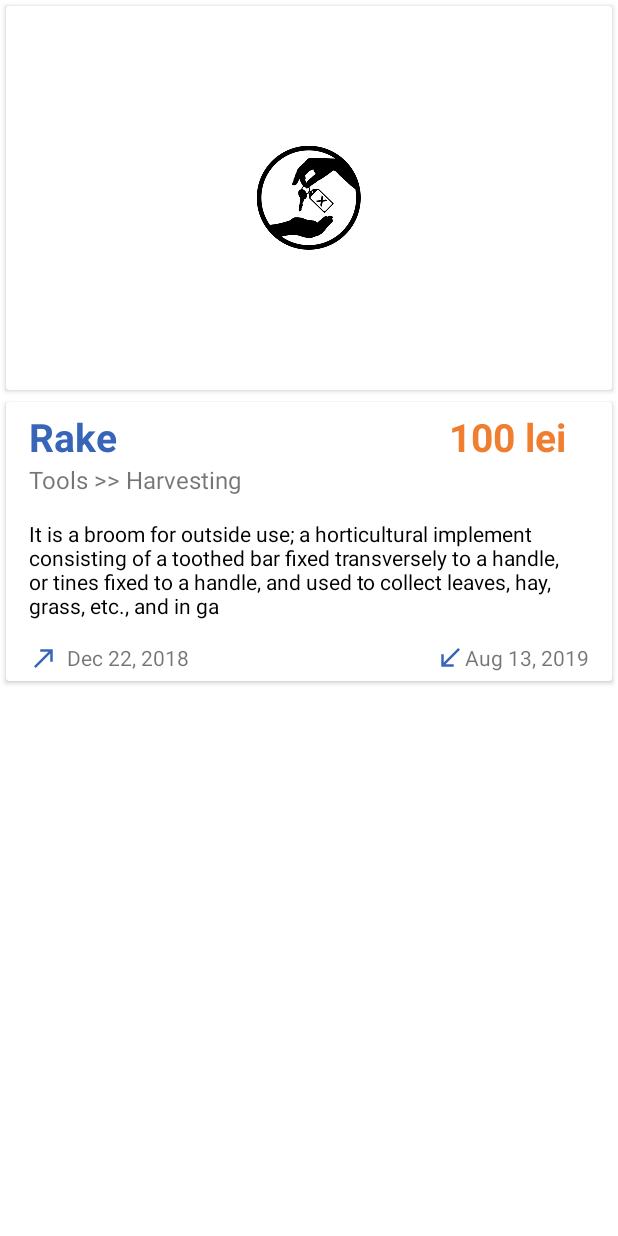
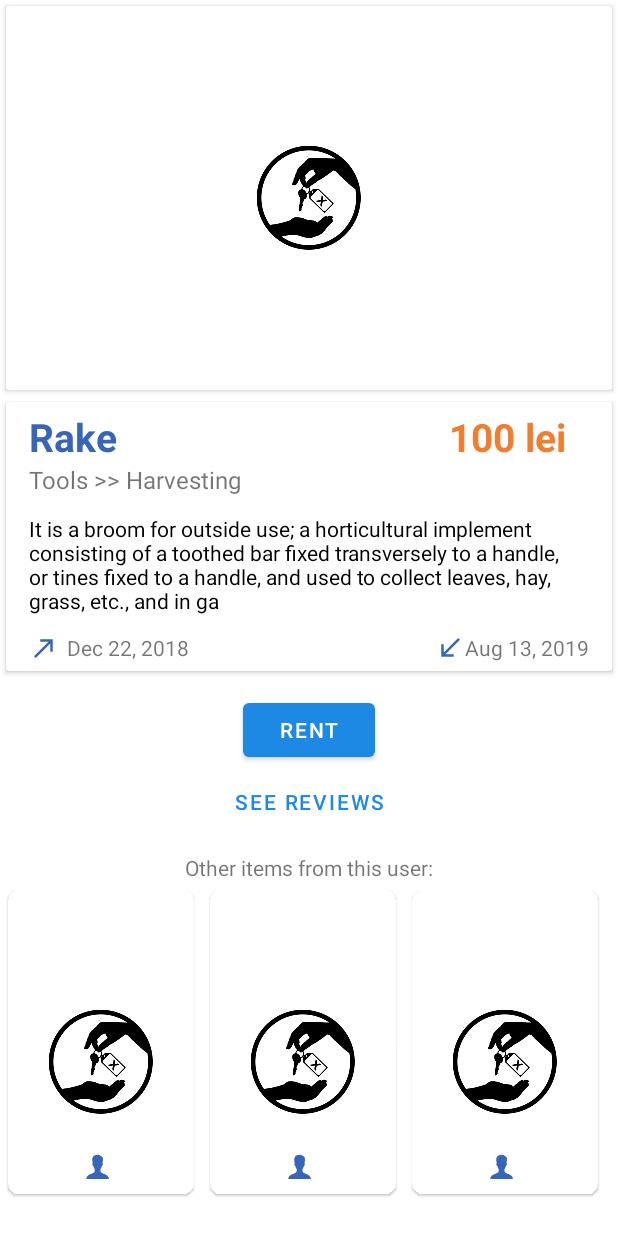
Before and after one commit to ValeriuLanga/Collective_Project_934, an Android app: the layout fragment_details.xml on its own in the app's theme, with its tools: preview values and no code run, on a phone screen of 412 x 824 dp. Run offline under Robolectric (Android 15) with nearby library versions, the phone set to English and light mode, and no system bars.

Commit message:
Implemented details screen

```diff
--- a/ItemRental-Android/app/src/main/res/layout/fragment_details.xml
+++ b/ItemRental-Android/app/src/main/res/layout/fragment_details.xml
@@ -27,6 +27,7 @@
     </androidx.cardview.widget.CardView>
 
     <androidx.cardview.widget.CardView
+        android:id="@+id/detailsCardView"
         android:layout_width="match_parent"
         android:layout_height="wrap_content"
         android:layout_marginLeft="4dp"
@@ -71,8 +72,8 @@
                 android:id="@+id/itemCategoryTextView"
                 android:layout_width="wrap_content"
                 android:layout_height="wrap_content"
+                android:text="Tools >> Harvesting"
                 android:textSize="16sp"
-                android:text="Tools >> Harvesting"
                 app:layout_constraintStart_toStartOf="@id/itemTitle"
                 app:layout_constraintTop_toBottomOf="@id/itemTitle" />
 
@@ -80,12 +81,12 @@
                 android:id="@+id/itemDescriptionTextView"
                 android:layout_width="0dp"
                 android:layout_height="wrap_content"
-                android:layout_marginTop="15dp"
+                android:layout_marginTop="12dp"
                 android:hint="@string/description"
                 android:maxLength="200"
-                android:textColor="@color/black"
                 android:maxLines="10"
                 android:text="It is a broom for outside use; a horticultural implement consisting of a toothed bar fixed transversely to a handle, or tines fixed to a handle, and used to collect leaves, hay, grass, etc., and in gardening, for loosening the soil, light weeding and levelling, removing dead grass from lawns, and generally for purposes performed in agriculture by the harrow."
+                android:textColor="@color/black"
                 app:layout_constraintEnd_toEndOf="@id/itemPrice"
                 app:layout_constraintStart_toStartOf="@id/itemCategoryTextView"
                 app:layout_constraintTop_toBottomOf="@id/itemCategoryTextView" />
@@ -94,21 +95,22 @@
                 android:id="@+id/toRentIcon"
                 android:layout_width="20dp"
                 android:layout_height="20dp"
-                android:layout_marginTop="15dp"
+                android:layout_marginTop="12dp"
                 android:src="@drawable/ic_to_rent"
                 android:tint="@color/colorPrimaryDark"
                 tools:ignore="ContentDescription"
+                tools:layout_editor_absoluteY="204dp"
                 app:layout_constraintStart_toStartOf="@id/itemDescriptionTextView"
-                app:layout_constraintTop_toBottomOf="@id/itemDescriptionTextView" />
+                app:layout_constraintTop_toBottomOf="@id/itemDescriptionTextView"/>
 
             <TextView
                 android:id="@+id/itemStartTimeTextView"
                 android:layout_width="wrap_content"
                 android:layout_height="wrap_content"
                 android:layout_marginStart="5dp"
+                android:text="Dec 22, 2018"
                 app:layout_constraintStart_toEndOf="@id/toRentIcon"
-                app:layout_constraintTop_toTopOf="@id/toRentIcon"
-                android:text="Dec 22, 2018" />
+                app:layout_constraintTop_toTopOf="@id/toRentIcon" />
 
             <ImageView
                 android:id="@+id/toReceiveIcon"
@@ -116,21 +118,63 @@
                 android:layout_height="20dp"
                 android:src="@drawable/ic_to_receive"
                 android:tint="@color/colorPrimaryDark"
-                tools:ignore="ContentDescription"
+                app:layout_constraintBottom_toBottomOf="parent"
                 app:layout_constraintEnd_toStartOf="@id/itemEndTimeTextView"
-                app:layout_constraintBottom_toBottomOf="parent" />
+                tools:ignore="ContentDescription" />
 
             <TextView
                 android:id="@+id/itemEndTimeTextView"
                 android:layout_width="wrap_content"
                 android:layout_height="wrap_content"
                 android:layout_marginStart="5dp"
+                android:text="Aug 13, 2019"
                 app:layout_constraintEnd_toEndOf="parent"
-                app:layout_constraintTop_toTopOf="@id/toReceiveIcon"
-                android:text="Aug 13, 2019" />
+                app:layout_constraintTop_toTopOf="@id/toReceiveIcon" />
 
         </androidx.constraintlayout.widget.ConstraintLayout>
 
     </androidx.cardview.widget.CardView>
 
+    <com.google.android.material.button.MaterialButton
+        android:id="@+id/rentButton"
+        android:layout_width="wrap_content"
+        android:layout_height="wrap_content"
+        android:layout_gravity="center_horizontal"
+        android:layout_marginTop="15dp"
+        android:text="@string/button_rent"
+        app:layout_constraintEnd_toEndOf="parent"
+        app:layout_constraintStart_toStartOf="parent"
+        app:layout_constraintTop_toBottomOf="@id/detailsCardView" />
+
+    <com.google.android.material.button.MaterialButton
+        android:id="@+id/seeReviewsButton"
+        style="@style/Widget.MaterialComponents.Button.TextButton"
+        android:layout_width="wrap_content"
+        android:layout_height="wrap_content"
+        android:layout_toEndOf="@id/registerTextView"
+        android:text="@string/button_see_reviews"
+        app:layout_constraintEnd_toEndOf="parent"
+        app:layout_constraintStart_toStartOf="parent"
+        app:layout_constraintTop_toBottomOf="@id/rentButton" />
+
+
+    <TextView
+        android:id="@+id/otherItemsTextView"
+        android:layout_width="wrap_content"
+        android:layout_height="wrap_content"
+        android:layout_centerVertical="true"
+        android:layout_marginTop="10dp"
+        android:text="@string/other_items_message"
+        app:layout_constraintEnd_toEndOf="parent"
+        app:layout_constraintStart_toStartOf="parent"
+        app:layout_constraintTop_toBottomOf="@id/seeReviewsButton" />
+
+    <androidx.recyclerview.widget.RecyclerView
+        android:layout_width="match_parent"
+        android:layout_height="wrap_content"
+        android:orientation="horizontal"
+        app:layoutManager="androidx.recyclerview.widget.LinearLayoutManager"
+        app:layout_constraintTop_toBottomOf="@id/otherItemsTextView"
+        tools:listitem="@layout/item_rentableitem_details" />
+
 </androidx.constraintlayout.widget.ConstraintLayout>
--- /dev/null
+++ b/ItemRental-Android/app/src/main/res/layout/item_rentableitem_details.xml
@@ -0,0 +1,75 @@
+<?xml version="1.0" encoding="utf-8"?>
+<com.google.android.material.card.MaterialCardView xmlns:android="http://schemas.android.com/apk/res/android"
+    xmlns:app="http://schemas.android.com/apk/res-auto"
+    xmlns:tools="http://schemas.android.com/tools"
+    android:layout_width="124dp"
+    android:layout_height="wrap_content"
+    android:layout_margin="5dp"
+    android:elevation="5dp"
+    app:cardCornerRadius="7dp">
+
+    <androidx.constraintlayout.widget.ConstraintLayout
+        android:layout_width="match_parent"
+        android:layout_height="wrap_content"
+        android:layout_marginTop="8dp"
+        android:layout_marginBottom="8dp"
+        android:orientation="vertical">
+
+        <TextView
+            android:id="@+id/itemNameTextView"
+            style="?android:attr/textAppearanceLarge"
+            android:layout_width="wrap_content"
+            android:layout_height="wrap_content"
+            android:textColor="@color/colorAccent"
+            android:textSize="20sp"
+            android:textStyle="bold"
+            app:layout_constraintEnd_toEndOf="parent"
+            app:layout_constraintStart_toStartOf="parent"
+            app:layout_constraintTop_toTopOf="parent" />
+
+        <TextView
+            android:id="@+id/categoryTextView"
+            android:layout_width="wrap_content"
+            android:layout_height="wrap_content"
+            app:layout_constraintTop_toBottomOf="@id/itemNameTextView"
+            app:layout_constraintStart_toStartOf="parent"
+            app:layout_constraintEnd_toEndOf="parent"/>
+
+        <ImageView
+            android:id="@+id/itemImage"
+            android:layout_width="wrap_content"
+            android:layout_height="wrap_content"
+            android:layout_marginTop="6dp"
+            android:layout_marginBottom="6dp"
+            android:adjustViewBounds="true"
+            android:scaleType="centerInside"
+            android:src="@mipmap/ic_logo_foreground"
+            app:layout_constraintBottom_toTopOf="@id/userIcon"
+            app:layout_constraintEnd_toEndOf="parent"
+            app:layout_constraintStart_toStartOf="parent"
+            app:layout_constraintTop_toBottomOf="@id/categoryTextView"
+            tools:ignore="ContentDescription" />
+
+        <ImageView
+            android:id="@+id/userIcon"
+            android:layout_width="20dp"
+            android:layout_height="20dp"
+            android:src="@drawable/ic_user"
+            android:tint="@color/colorPrimaryDark"
+            app:layout_constraintBottom_toBottomOf="parent"
+            app:layout_constraintEnd_toStartOf="@id/userTextView"
+            app:layout_constraintHorizontal_chainStyle="packed"
+            app:layout_constraintStart_toStartOf="parent"
+            tools:ignore="ContentDescription" />
+
+        <TextView
+            android:id="@+id/userTextView"
+            android:layout_width="wrap_content"
+            android:layout_height="wrap_content"
+            android:layout_marginStart="5dp"
+            android:textSize="14sp"
+            app:layout_constraintBottom_toBottomOf="parent"
+            app:layout_constraintEnd_toEndOf="parent"
+            app:layout_constraintStart_toEndOf="@id/userIcon" />
+    </androidx.constraintlayout.widget.ConstraintLayout>
+</com.google.android.material.card.MaterialCardView>
--- a/ItemRental-Android/app/src/main/res/values/strings.xml
+++ b/ItemRental-Android/app/src/main/res/values/strings.xml
@@ -40,4 +40,9 @@
     <string name="description">Item Description</string>
     <string name="price">Price</string>
     <string name="add">Add</string>
+
+    <!-- Details -->
+    <string name="button_rent">Rent</string>
+    <string name="button_see_reviews">See reviews</string>
+    <string name="other_items_message">Other items from this user:</string>
 </resources>
```
